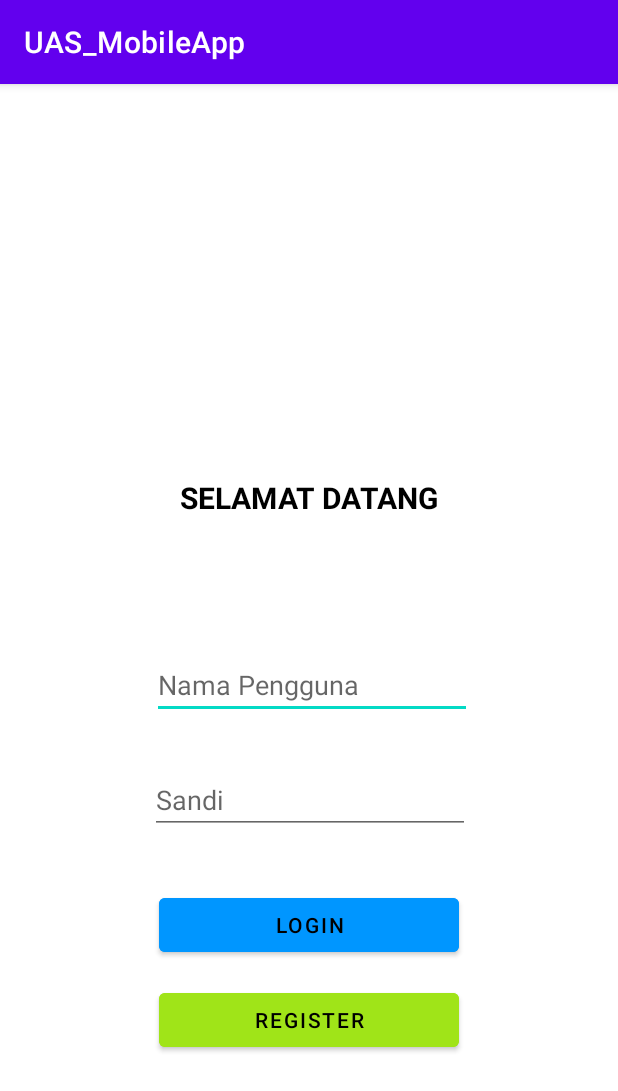
After one commit to adityafadhilh/UAS-Mobile-App, an Android app: the Login screen opened directly, with no data from a screen before it, on a phone screen of 412 x 824 dp. The commit adds this screen. Shown: the top 1091 px of the screen. Run offline under Robolectric (Android 15) with nearby library versions, the phone set to English and light mode, and no system bars.

Commit message:
tambah halaman login (masih kurang logo)

```diff
--- a/app/src/main/AndroidManifest.xml
+++ b/app/src/main/AndroidManifest.xml
@@ -14,6 +14,9 @@
         android:theme="@style/Theme.UAS_MobileApp"
         tools:targetApi="31">
         <activity
+            android:name=".Login"
+            android:exported="false" />
+        <activity
             android:name=".MainActivity"
             android:exported="true">
             <intent-filter>
--- /dev/null
+++ b/app/src/main/java/id/ac/umn/uas_mobileapp/Login.java
@@ -0,0 +1,14 @@
+package id.ac.umn.uas_mobileapp;
+
+import androidx.appcompat.app.AppCompatActivity;
+
+import android.os.Bundle;
+
+public class Login extends AppCompatActivity {
+
+    @Override
+    protected void onCreate(Bundle savedInstanceState) {
+        super.onCreate(savedInstanceState);
+        setContentView(R.layout.activity_login);
+    }
+}
--- /dev/null
+++ b/app/src/main/res/layout/activity_login.xml
@@ -0,0 +1,69 @@
+<?xml version="1.0" encoding="utf-8"?>
+<androidx.constraintlayout.widget.ConstraintLayout xmlns:android="http://schemas.android.com/apk/res/android"
+    xmlns:app="http://schemas.android.com/apk/res-auto"
+    xmlns:tools="http://schemas.android.com/tools"
+    android:layout_width="match_parent"
+    android:layout_height="match_parent"
+    tools:context=".Login">
+
+    <TextView
+        android:id="@+id/textView"
+        android:layout_width="wrap_content"
+        android:layout_height="wrap_content"
+        android:layout_marginTop="262dp"
+        android:text="SELAMAT DATANG"
+        android:textColor="@color/black"
+        android:textSize="20dp"
+        android:textStyle="bold"
+        app:layout_constraintEnd_toEndOf="parent"
+        app:layout_constraintStart_toStartOf="parent"
+        app:layout_constraintTop_toTopOf="parent" />
+
+    <EditText
+        android:id="@+id/inputName"
+        android:layout_width="wrap_content"
+        android:layout_height="wrap_content"
+        android:layout_marginStart="1dp"
+        android:layout_marginBottom="31dp"
+        android:ems="10"
+        android:hint="Nama Pengguna"
+        android:inputType="textPersonName"
+        app:layout_constraintBottom_toTopOf="@+id/inputPass"
+        app:layout_constraintStart_toStartOf="@+id/inputPass" />
+
+    <EditText
+        android:id="@+id/inputPass"
+        android:layout_width="wrap_content"
+        android:layout_height="wrap_content"
+        android:layout_marginStart="100dp"
+        android:layout_marginBottom="268dp"
+        android:ems="10"
+        android:hint="Sandi"
+        android:inputType="textPassword"
+        app:layout_constraintBottom_toBottomOf="parent"
+        app:layout_constraintStart_toStartOf="parent" />
+
+    <Button
+        android:id="@+id/login"
+        android:layout_width="300px"
+        android:layout_height="wrap_content"
+        android:layout_marginBottom="15dp"
+        android:text="Login"
+        android:textColor="@color/black"
+        android:backgroundTint="@color/blue"
+        app:layout_constraintBottom_toTopOf="@+id/register"
+        app:layout_constraintStart_toStartOf="@+id/register" />
+
+    <Button
+        android:id="@+id/register"
+        android:layout_width="300px"
+        android:layout_height="wrap_content"
+        android:layout_marginBottom="120dp"
+        android:text="Register"
+        android:textColor="@color/black"
+        android:backgroundTint="@color/green"
+        app:layout_constraintBottom_toBottomOf="parent"
+        app:layout_constraintEnd_toEndOf="parent"
+        app:layout_constraintStart_toStartOf="parent" />
+
+</androidx.constraintlayout.widget.ConstraintLayout>
--- a/app/src/main/res/values/colors.xml
+++ b/app/src/main/res/values/colors.xml
@@ -7,4 +7,6 @@
     <color name="teal_700">#FF018786</color>
     <color name="black">#FF000000</color>
     <color name="white">#FFFFFFFF</color>
+    <color name="blue">#0096FF</color>
+    <color name="green">#A0E418</color>
 </resources>
```
